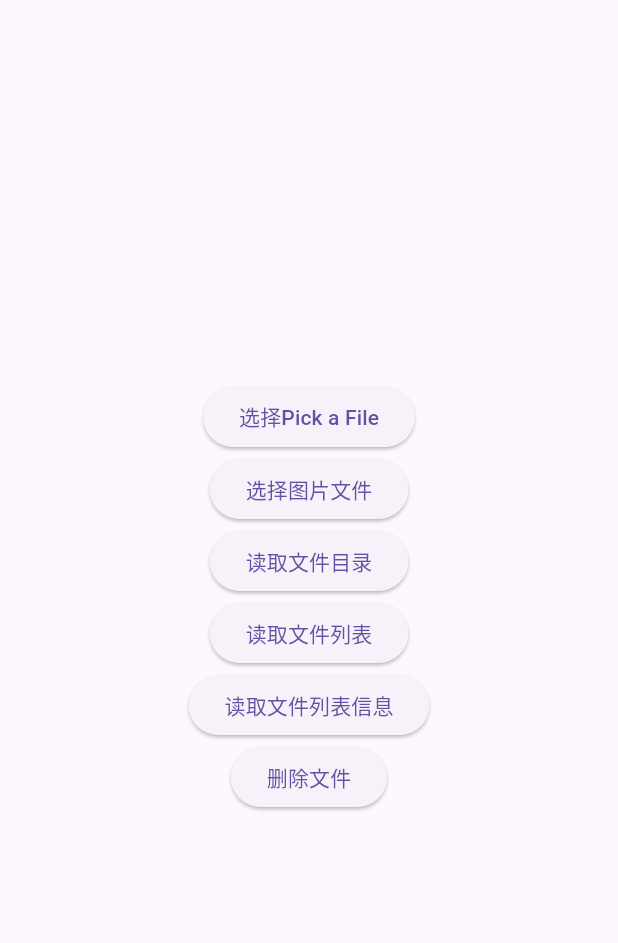
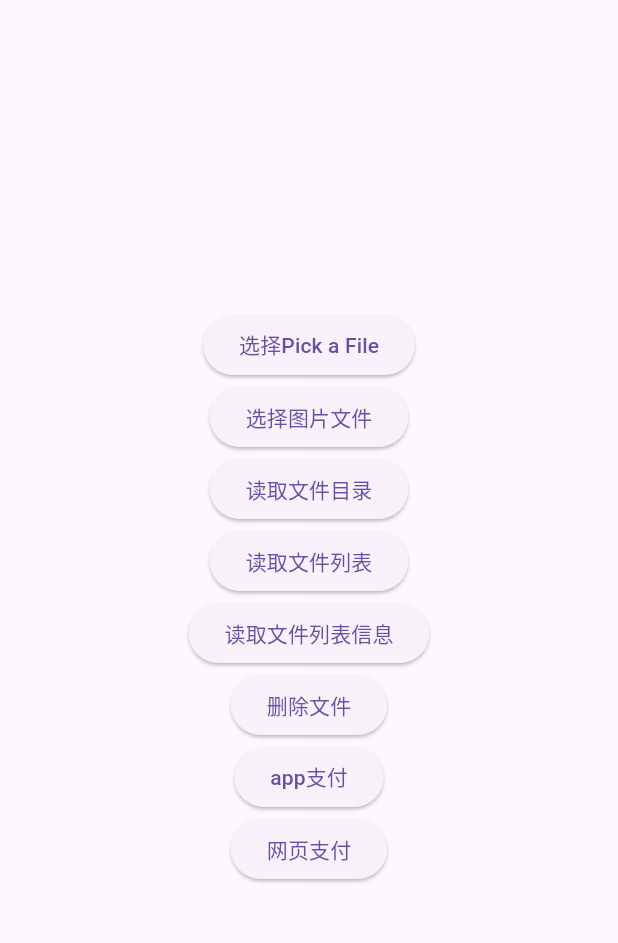
Before and after one commit to yikeba/fchatapisdk, a Flutter app: the screen it shows after launch, on a phone screen of 412 x 824 dp, the part 63-1006 px from its top. Run offline on Flutter 3.47's test engine with Material 3 defaults, Android fonts, the phone set to English and light mode, and no system bars; our stand-ins replace dio, file_picker, flutter_credit_card, flutter_dotenv, plugin_platform_interface, quickalert and 1 more; missing offline and left inert: dart:html, dart:js, flutter_stripe, image_picker_web; network calls fail.

Commit message:
2.23 加入web支付ui,网页支付

```diff
--- a/example/lib/main.dart
+++ b/example/lib/main.dart
@@ -1,9 +1,11 @@
 import 'package:fchatapi/FChatApiSdk.dart';
+import 'package:fchatapi/appapi/PayObj.dart';
+import 'package:fchatapi/webapi/StripeUtil/WebPayUtil.dart';
+import 'package:fchatapi/webapi/WebUItools.dart';
 import 'package:file_picker/file_picker.dart';
 import 'package:flutter/foundation.dart';
 import 'package:flutter/material.dart';
 import 'dart:async';
-
 import 'package:flutter_dotenv/flutter_dotenv.dart';
 import 'package:image_picker_web/image_picker_web.dart';
 
@@ -162,6 +164,15 @@ class _MyHomePageState extends State<MyHomePage> {
     }
   }
 
+  paytest(){
+    PayObj pay=PayObj();
+    pay.amount="0.05";
+    pay.paytext="测试支付";
+    pay.pay((value){
+       print("app 支付返回结果$value");
+    });
+  }
+
   @override
   Widget build(BuildContext context) {
     return Scaffold(
@@ -196,9 +207,24 @@ class _MyHomePageState extends State<MyHomePage> {
               onPressed: delfile,
               child: const Text("删除文件"),
             ),
+            ElevatedButton(
+              onPressed: paytest,
+              child: const Text("app支付"),
+            ),
+            ElevatedButton(
+              onPressed: webpaytest,
+              child: const Text("网页支付"),
+            ),
           ],
         ),
       ),
     );
   }
+  webpaytest(){
+     if(WebPayUtil.isLocCard()){
+       WebUItools.opencardlist(context);
+     }else {
+       WebUItools.openWebpay(context);
+     }
+  }
 }
--- a/lib/FChatApiSdk.dart
+++ b/lib/FChatApiSdk.dart
@@ -2,14 +2,18 @@ import 'package:fchatapi/util/PhoneUtil.dart';
 import 'package:fchatapi/util/UserObj.dart';
 import 'package:fchatapi/webapi/FileObj.dart';
 import 'package:fchatapi/webapi/HttpWebApi.dart';
+import 'package:fchatapi/webapi/StripeUtil/CardArr.dart';
 import 'package:fchatapi/webapi/WebCommand.dart';
 import 'package:flutter/cupertino.dart';
 import 'package:flutter/material.dart';
+
+import 'appapi/BaseJS.dart';
 
 class FChatApiSdk {
   static FileObj fileobj = FileObj();
   static FileArrObj filearrobj = FileArrObj();
   static String griupid="";  //默认客户群聊
+  static CardArr loccard=CardArr();
   static init(String userid, String token, void Function(bool state) webcall,
       void Function(bool state) appcall) {
     UserObj.token = token;
@@ -19,10 +23,12 @@ class FChatApiSdk {
       if (value.data == "loginok") {
         webcall(true);
         _readgroupid();
+        loccard.readCard();  //读取本地卡信息
       } else {
         webcall(false);
       }
     });
+    BaseJS.apiRecdatainit();
     //服务器增加一个验证接口，初始化验证服务号是否上线，并判断采用url
     //进行登陆服务器，获取临时访问token 加入https 安全访问
   }
--- a/lib/webapi/HttpWebApi.dart
+++ b/lib/webapi/HttpWebApi.dart
@@ -61,7 +61,7 @@ class HttpWebApi {
   }
 
   static Map<String, dynamic> _logindata() {
-    Map<String, dynamic> map = HashMap();
+    Map<String, dynamic> map = {};
     map.putIfAbsent("userid", () => UserObj.userid);
     map.putIfAbsent("command", () => WebCommand.sapplogin);
     String data = Tools.generateRandomString(75);
--- a/lib/webapi/WebCommand.dart
+++ b/lib/webapi/WebCommand.dart
@@ -1,14 +1,16 @@
 
 class WebCommand{
-  static final String sapplogin="sapplogin";
-  static final String readfile="readfile";  //读取ui即产品数据
-  static final String writeUIdata="writeUIdata";  //写入ui数据（服务器端不接受，app端验证）
-  static final String upfile="upfile";  //写入ui数据（服务器端不接受，app端验证）
-  static final String upData="upData";  //写入ui数据（服务器端不接受，app端验证）
-  static final String readMD="readMD";  //读取目录所有文件
-  static final String readMDthb="readMDthb";   //读取目录文件名称和路径
-  static final String readGroup="readGroup";  //读取客服群聊信息
-  static final String sendMsg="sendMsg";  //通过服务器群发消息给客户
-  static final String delfile="delfile";  //删除指定文件
+  static const String sapplogin="sapplogin";
+  static const String readfile="readfile";  //读取ui即产品数据
+  static const String writeUIdata="writeUIdata";  //写入ui数据（服务器端不接受，app端验证）
+  static const String upfile="upfile";  //写入ui数据（服务器端不接受，app端验证）
+  static const String upData="upData";  //写入ui数据（服务器端不接受，app端验证）
+  static const String readMD="readMD";  //读取目录所有文件
+  static const String readMDthb="readMDthb";   //读取目录文件名称和路径
+  static const String readGroup="readGroup";  //读取客服群聊信息
+  static const String sendMsg="sendMsg";  //通过服务器群发消息给客户
+  static const String delfile="delfile";  //删除指定文件
+
+
 
 }
--- a/pubspec.yaml
+++ b/pubspec.yaml
@@ -21,8 +21,12 @@ dependencies:
   http_parser: ^4.0.1
   dio: ^5.4.0
   intl: ^0.19.0
+  quickalert: ^1.0.1   #弹出框
   url_launcher: ^6.1.11
   path: ^1.8.3
+  flutter_stripe: ^11.4.0  #付款支付插件，支持ios google masert visa
+  encrypt: ^5.0.3   #加密，解密
+  flutter_credit_card: ^4.0.1  #检查信用卡合法性,输入ui
 
 dev_dependencies:
   flutter_test:
@@ -36,6 +40,7 @@ dev_dependencies:
 flutter:
   assets:
     - assets/img/
+    - assets/pay/
 
   plugin:
     platforms:
```
Also changed, not shown: lib/util/Tools.dart (+8 -0 lines), lib/webapi/StripeUtil/CardArr.dart (added, +42 -0 lines), lib/webapi/StripeUtil/CookieStorage.dart (added, +22 -0 lines), lib/webapi/StripeUtil/WebPay.dart (added, +196 -0 lines), lib/webapi/StripeUtil/WebPayUtil.dart (added, +13 -0 lines), lib/webapi/WebUItools.dart (added, +33 -0 lines), example/pubspec.lock, lib/appapi/PayObj.dart (line endings or trailing spaces).
